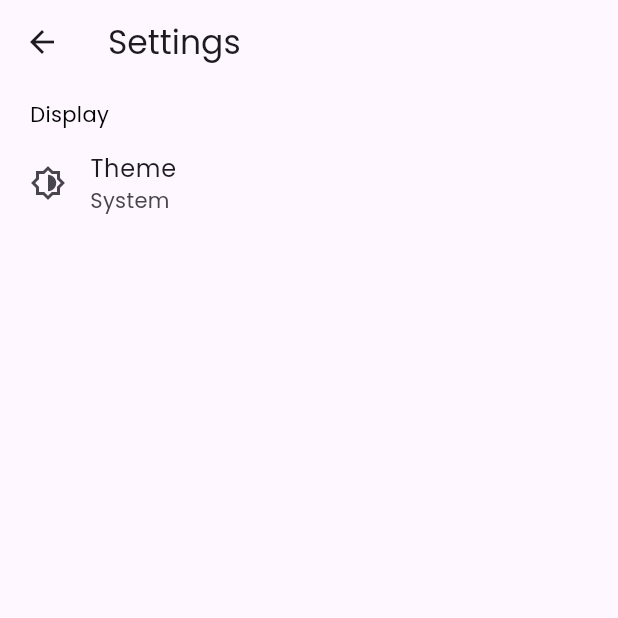
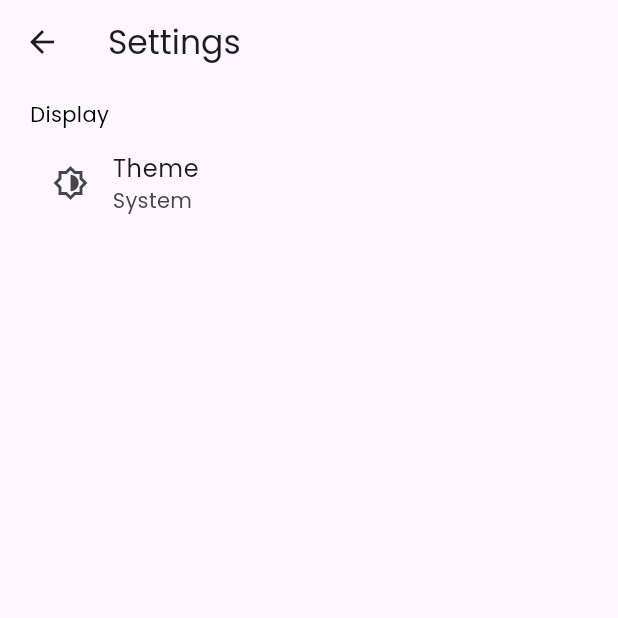
Before and after one commit to 13ARUN/Todo-Flutter, a Flutter app: the Settings screen opened directly, on a phone screen of 412 x 824 dp, the top half of it. Run offline on Flutter 3.47's test engine with Material 3 defaults, Android fonts, the phone set to English and light mode, and no system bars; our stand-ins replace google_fonts, logger, sqflite; accounts and stored records are empty.

Commit message:
minor padding

```diff
--- a/todo/lib/pages/settings.dart
+++ b/todo/lib/pages/settings.dart
@@ -41,7 +41,7 @@ class _SettingsState extends State<Settings> {
               title: const Text('Theme'),
               subtitle: Text(_themeMode.name.toString()[0].toUpperCase() +
                   _themeMode.name.toString().substring(1)),
-              contentPadding: const EdgeInsets.all(0),
+              contentPadding: const EdgeInsets.symmetric(horizontal: 15),
               onTap: () => showDialog(
                   context: context,
                   builder: (BuildContext context) {
```
